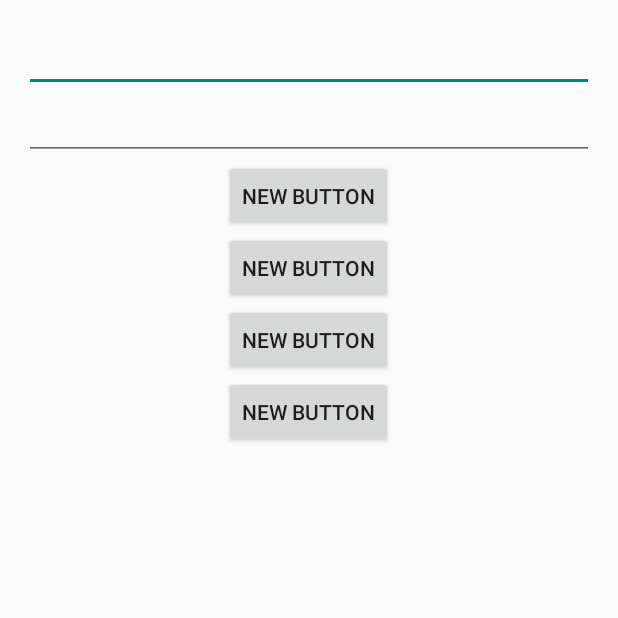
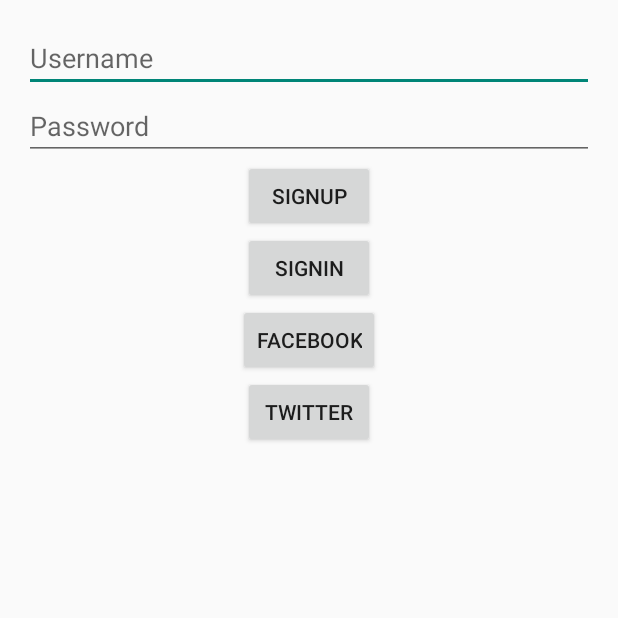
Before and after one commit to championswimmer/Bookd_Android_App, an Android app: the SignOnFragment screen opened directly, with no data from a screen before it, on a phone screen of 412 x 824 dp, the top half of it. Run offline under Robolectric (Android 15) with nearby library versions, the phone set to English and light mode, and no system bars; 1 statement that could not run was skipped.

Commit message:
add a little info to signon screens

```diff
--- a/app/src/main/res/layout/fragment_sign_up.xml
+++ b/app/src/main/res/layout/fragment_sign_up.xml
@@ -8,7 +8,7 @@
         android:layout_width="match_parent"
         android:layout_height="wrap_content"
         android:inputType="textPersonName"
-        android:text="Name"
+        android:hint="Name"
         android:ems="10"
         android:id="@+id/et_name"
         android:layout_gravity="center_horizontal" />
@@ -16,6 +16,7 @@
     <EditText
         android:layout_width="match_parent"
         android:layout_height="wrap_content"
+        android:hint="Phone"
         android:inputType="phone"
         android:ems="10"
         android:id="@+id/et_mobile"
@@ -24,7 +25,7 @@
     <Button
         android:layout_width="wrap_content"
         android:layout_height="wrap_content"
-        android:text="New Button"
+        android:text="Register"
         android:id="@+id/btn_parsepush"
         android:layout_gravity="center_horizontal" />
 </LinearLayout>
--- a/app/src/main/res/layout/fragment_signon.xml
+++ b/app/src/main/res/layout/fragment_signon.xml
@@ -7,39 +7,42 @@
         android:layout_width="match_parent"
         android:layout_height="wrap_content"
         android:id="@+id/et_username"
+        android:hint="Username"
         android:layout_gravity="center_horizontal" />
 
     <EditText
         android:layout_width="match_parent"
         android:layout_height="wrap_content"
         android:id="@+id/et_password"
+        android:hint="Password"
+        android:inputType="textPassword"
         android:layout_gravity="center_horizontal" />
 
     <Button
         android:layout_width="wrap_content"
         android:layout_height="wrap_content"
-        android:text="New Button"
+        android:text="Signup"
         android:id="@+id/btn_signup"
         android:layout_gravity="center_horizontal" />
 
     <Button
         android:layout_width="wrap_content"
         android:layout_height="wrap_content"
-        android:text="New Button"
+        android:text="Signin"
         android:id="@+id/btn_signin"
         android:layout_gravity="center_horizontal" />
 
     <Button
         android:layout_width="wrap_content"
         android:layout_height="wrap_content"
-        android:text="New Button"
+        android:text="Facebook"
         android:id="@+id/btn_facebook"
         android:layout_gravity="center_horizontal" />
 
     <Button
         android:layout_width="wrap_content"
         android:layout_height="wrap_content"
-        android:text="New Button"
+        android:text="Twitter"
         android:id="@+id/btn_twitter"
         android:layout_gravity="center_horizontal" />
 
```
